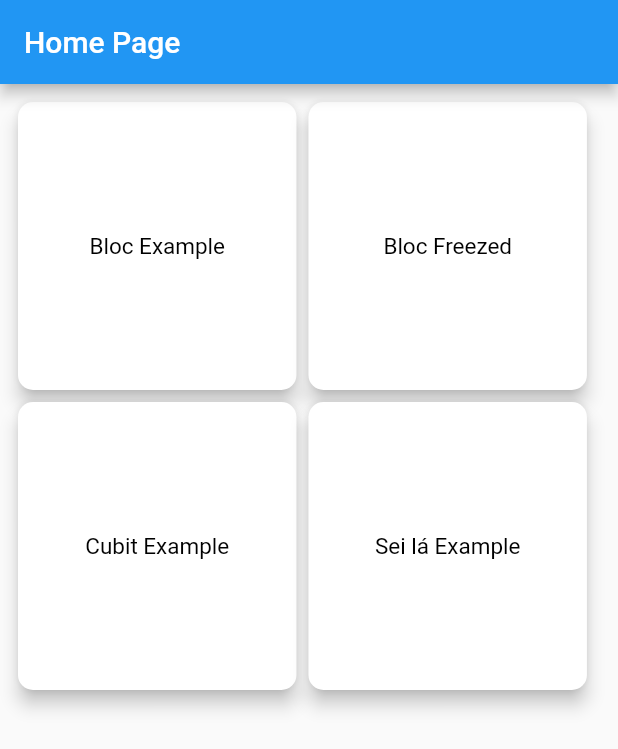
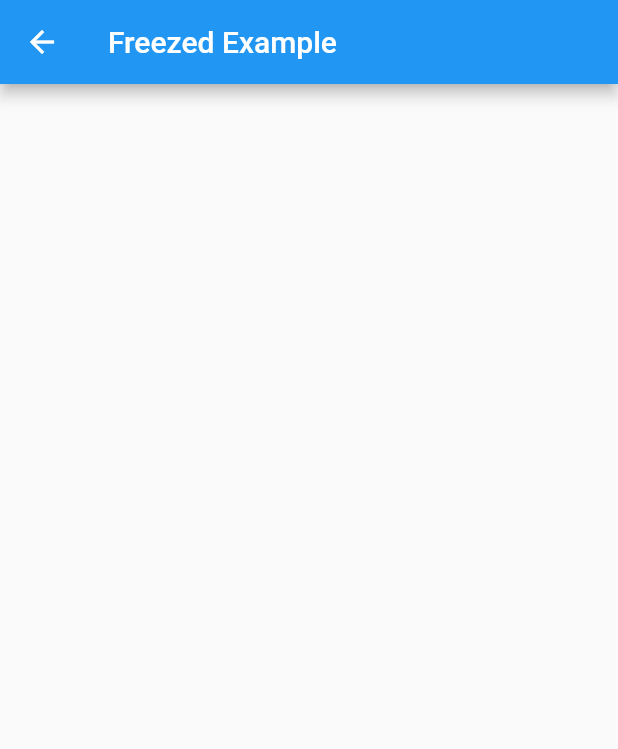
Before and after one commit to kakosergio/contact_bloc_cubit, a Flutter app: the screen it shows after launch, after a tap on "Bloc Freezed", on a phone screen of 412 x 824 dp. Shown: the top 749 px of the screen. Run offline on Flutter 3.47's test engine with Material 2 defaults, Android fonts, the phone set to English and light mode, and no system bars; our stand-ins replace bloc, flutter_bloc, freezed_annotation.

Commit message:
Example bloc with freezed

```diff
--- /dev/null
+++ b/lib/features/bloc_example/bloc_freezed/example_freezed_bloc.dart
@@ -0,0 +1,4 @@
+import 'package:freezed_annotation/freezed_annotation.dart';
+
+part 'example_freezed_event.dart';
+part 'example_freezed_state.dart';
--- /dev/null
+++ b/lib/features/bloc_example/bloc_freezed/example_freezed_event.dart
@@ -0,0 +1 @@
+part of 'example_freezed_bloc.dart';
--- /dev/null
+++ b/lib/features/bloc_example/bloc_freezed_example.dart
@@ -0,0 +1,14 @@
+import 'package:flutter/material.dart';
+
+class BlocFreezedExample extends StatelessWidget {
+
+  const BlocFreezedExample({ Key? key }) : super(key: key);
+
+   @override
+   Widget build(BuildContext context) {
+       return Scaffold(
+           appBar: AppBar(title: const Text('Freezed Example'),),
+           body: Container(),
+       );
+  }
+}
--- a/lib/main.dart
+++ b/lib/main.dart
@@ -1,5 +1,6 @@
 import 'package:contact_bloc/features/bloc_example/bloc/example_bloc.dart';
 import 'package:contact_bloc/features/bloc_example/bloc_example.dart';
+import 'package:contact_bloc/features/bloc_example/bloc_freezed_example.dart';
 import 'package:flutter/material.dart';
 import 'package:flutter_bloc/flutter_bloc.dart';
 
@@ -22,10 +23,11 @@ class MyApp extends StatelessWidget {
       initialRoute: '/home',
       routes: {
         '/home': (context) => const HomePage(),
-        '/bloc/example/': (context) => BlocProvider(
-              create: (context) => ExampleBloc()..add(ExampleFindNameEvent()),
+        '/bloc/example/': (_) => BlocProvider(
+              create: (_) => ExampleBloc()..add(ExampleFindNameEvent()),
               child: BlocExample(),
             ),
+        '/bloc/example/freezed': (_) => const BlocFreezedExample(),
       },
     );
   }
--- a/pubspec.yaml
+++ b/pubspec.yaml
@@ -34,6 +34,8 @@ dependencies:
   bloc: ^8.1.0
   flutter_bloc: ^8.1.1
 
+  freezed_annotation: ^2.2.0
+
   # The following adds the Cupertino Icons font to your application.
   # Use with the CupertinoIcons class for iOS style icons.
   cupertino_icons: ^1.0.2
@@ -41,7 +43,8 @@ dependencies:
 dev_dependencies:
   flutter_test:
     sdk: flutter
-
+  build_runner: ^2.3.2
+  freezed: ^2.2.1
   # The "flutter_lints" package below contains a set of recommended lints to
   # encourage good coding practices. The lint set provided by the package is
   # activated in the `analysis_options.yaml` file located at the root of your
```
Also changed, not shown: lib/features/bloc_example/bloc_freezed/example_freezed_state.dart (added, +9 -0 lines), pubspec.lock.
